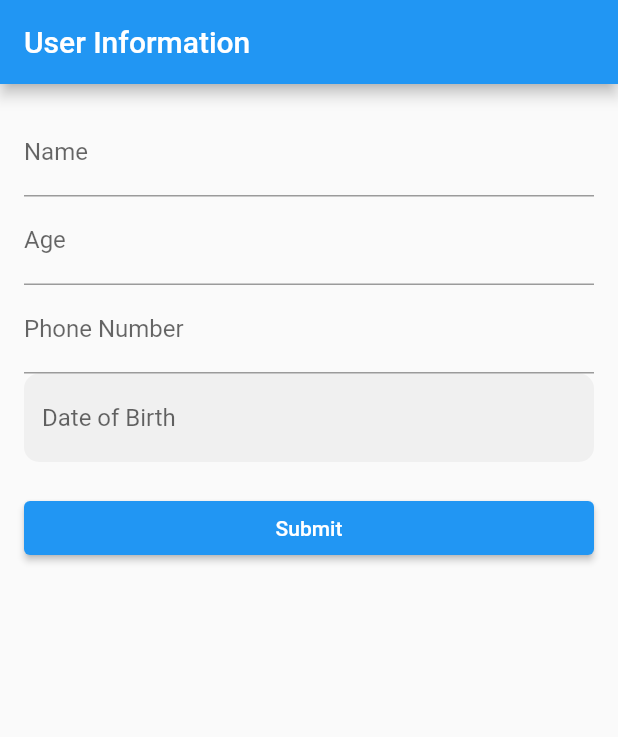
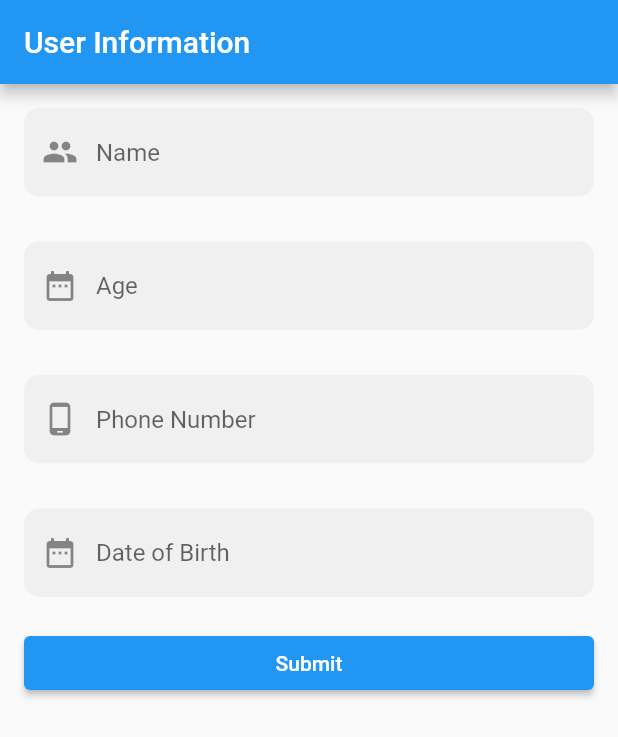
Before and after one commit to VatsalKotha/DJS-ACM, a Flutter app: the screen it shows after launch, on a phone screen of 412 x 824 dp. Shown: the top 737 px of the screen. Run offline on Flutter 3.47's test engine with Material 2 defaults, Android fonts, the phone set to English and light mode, and no system bars; our stand-ins replace awesome_snackbar_content.

Commit message:
Task 1 completed

```diff
--- a/lib/main.dart
+++ b/lib/main.dart
@@ -41,17 +41,35 @@ class _MyFormState extends State<MyForm> {
             children: <Widget>[
               TextFormField(
                   controller: name,
-                decoration: const InputDecoration(labelText: 'Name'),
+                  // decoration: const InputDecoration(labelText: 'Name'),
                   validator: (value) {
                     if (value!.isEmpty) {
                       return 'Please enter your name';
                     }
                     return null;
                   },
+                  decoration: InputDecoration(
+                    prefixIcon: const Icon(Icons.people),
+                    hintText: "Name",
+                    fillColor: Colors.grey[125],
+                    filled: true,
+                    enabledBorder: OutlineInputBorder(
+                      borderRadius: BorderRadius.circular(10),
+                      borderSide: const BorderSide(
+                        color: Colors.transparent,
+                        width: 0,
                       ),
+                    ),
+                    focusedBorder: OutlineInputBorder(
+                      borderRadius: BorderRadius.circular(10),
+                      borderSide:
+                          const BorderSide(color: Colors.blue, width: 2),
+                    ),
+                  )),
+              const SizedBox(width: 20, height: 30),
               TextFormField(
                   controller: age,
-                decoration: const InputDecoration(labelText: 'Age'),
+                  // decoration: const InputDecoration(labelText: 'Age'),
                   keyboardType: TextInputType.number,
                   validator: (value) {
                     if (value!.isEmpty) {
@@ -63,10 +81,29 @@ class _MyFormState extends State<MyForm> {
                     }
                     return null;
                   },
+                  decoration: InputDecoration(
+                    prefixIcon: const Icon(Icons.date_range),
+                    hintText: "Age",
+                    fillColor: Colors.grey[125],
+                    filled: true,
+                    enabledBorder: OutlineInputBorder(
+                      borderRadius: BorderRadius.circular(10),
+                      borderSide: const BorderSide(
+                        color: Colors.transparent,
+                        width: 0,
                       ),
+                    ),
+                    focusedBorder: OutlineInputBorder(
+                      borderRadius: BorderRadius.circular(10),
+                      borderSide:
+                          const BorderSide(color: Colors.blue, width: 2),
+                    ),
+                  )),
+              const SizedBox(width: 20, height: 30),
               TextFormField(
                   controller: phone,
-                decoration: const InputDecoration(labelText: 'Phone Number'),
+
+                  // decoration: const InputDecoration(labelText: 'Phone Number'),
                   keyboardType: TextInputType.phone,
                   validator: (value) {
                     if (value!.isEmpty) {
@@ -79,7 +116,25 @@ class _MyFormState extends State<MyForm> {
                     }
                     return null;
                   },
+                  decoration: InputDecoration(
+                    prefixIcon: const Icon(Icons.phone_android_rounded),
+                    hintText: "Phone Number",
+                    fillColor: Colors.grey[125],
+                    filled: true,
+                    enabledBorder: OutlineInputBorder(
+                      borderRadius: BorderRadius.circular(10),
+                      borderSide: const BorderSide(
+                        color: Colors.transparent,
+                        width: 0,
                       ),
+                    ),
+                    focusedBorder: OutlineInputBorder(
+                      borderRadius: BorderRadius.circular(10),
+                      borderSide:
+                          const BorderSide(color: Colors.blue, width: 2),
+                    ),
+                  )),
+              const SizedBox(width: 20, height: 30),
               TextFormField(
                   controller: control_dob,
                   validator: (value) {
@@ -90,8 +145,8 @@ class _MyFormState extends State<MyForm> {
                     return null;
                   },
                   decoration: InputDecoration(
+                    prefixIcon: const Icon(Icons.date_range),
                     hintText: "Date of Birth",
-                    // prefixIcon: widget.prefixIcon,
                     fillColor: Colors.grey[125],
                     filled: true,
                     enabledBorder: OutlineInputBorder(
```
Lines whose indentation alone changed are shown as unchanged.
